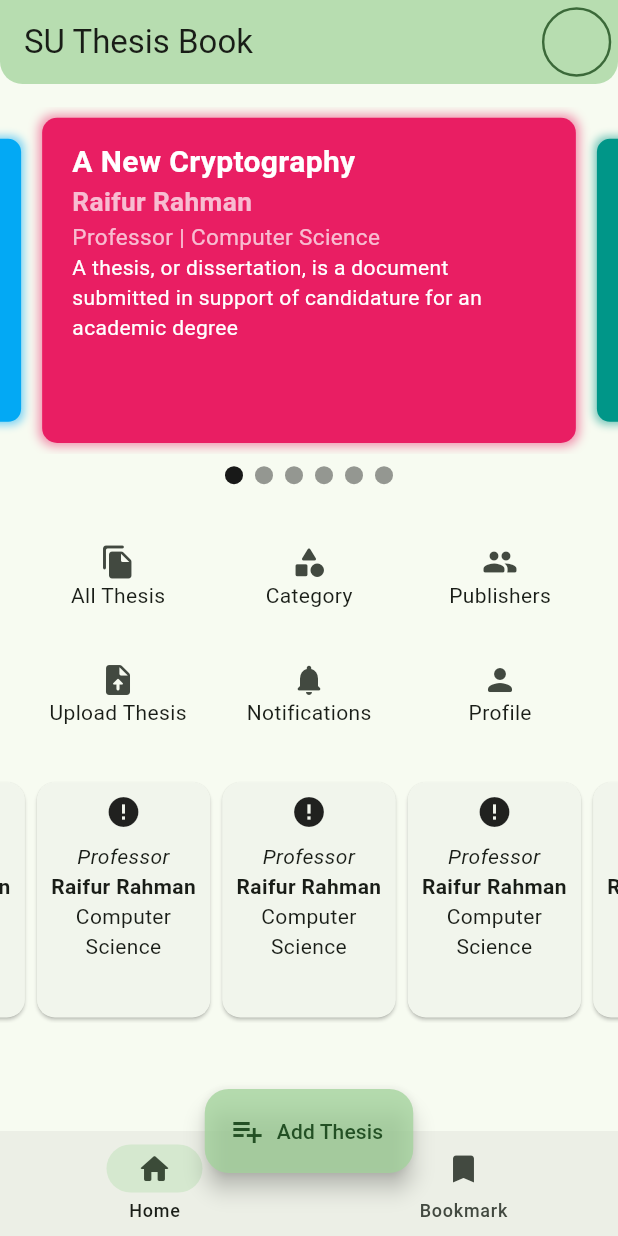
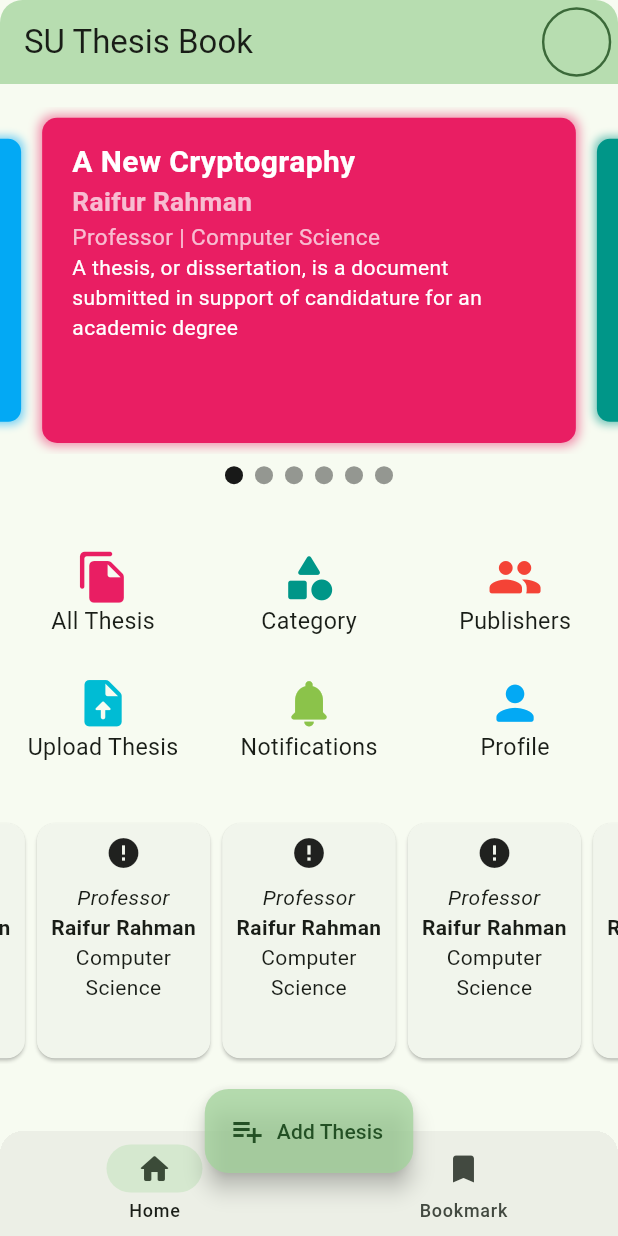
Before and after one commit to metaspook/su_research_and_thesis_book, a Flutter app: the screen it shows once a user with an empty profile is signed in, on a phone screen of 412 x 824 dp. Run offline on Flutter 3.47's test engine with Material 2 defaults, Android fonts, the phone set to English and light mode, and no system bars; drawn by our look-alikes of cached_network_image, carousel_slider; our stand-ins replace bloc, connectivity_plus, equatable, file_picker, firebase_auth, firebase_core and 8 more; missing offline and left inert: flutter_cached_pdfview; accounts and stored records are empty; generated files the repository leaves out were written again; network calls fail; Roboto replaces fonts that are missing (Ubuntu); key blocks and very long unbroken strings in the code were emptied for the run.

Commit message:
update view home

```diff
--- a/lib/modules/auth/view/auth_page.dart
+++ b/lib/modules/auth/view/auth_page.dart
@@ -30,7 +30,7 @@ class AuthPage extends StatelessWidget {
           // centerTitle: true,
           // ClipRRect to match the border radius wth AppBar
           bottom: const ClipRRect(
-            borderRadius: AppThemes.appBarBorderRadius,
+            borderRadius: AppThemes.topRadius,
             child: tabBar,
           ).toPreferredSize(tabBar.preferredSize),
         ),
--- a/lib/modules/home/view/home_page.dart
+++ b/lib/modules/home/view/home_page.dart
@@ -5,6 +5,7 @@ import 'package:su_thesis_book/l10n/l10n.dart';
 import 'package:su_thesis_book/modules/home/home.dart';
 import 'package:su_thesis_book/router/router.dart';
 import 'package:su_thesis_book/shared/widgets/widgets.dart';
+import 'package:su_thesis_book/theme/theme.dart';
 
 typedef HomeBlocSelector<T> = BlocSelector<HomeCubit, HomeState, T>;
 
@@ -27,7 +28,6 @@ class HomePage extends StatelessWidget {
         view: HomeView(),
       ),
     ];
-
     return Scaffold(
       body: NestedScrollView(
         headerSliverBuilder: (context, innerBoxIsScrolled) => [
@@ -86,7 +86,10 @@ class HomePage extends StatelessWidget {
       ),
       bottomNavigationBar: HomeBlocSelector<int>(
         selector: (state) => state.viewIndex,
-        builder: (context, selectedIndex) => NavigationBar(
+        builder: (context, selectedIndex) => ClipRRect(
+          borderRadius: AppThemes.topRadius,
+          clipBehavior: Clip.hardEdge,
+          child: NavigationBar(
             height: kBottomNavigationBarHeight * 1.25,
             selectedIndex: selectedIndex,
             onDestinationSelected: cubit.onDestinationSelected,
@@ -99,6 +102,7 @@ class HomePage extends StatelessWidget {
             ],
           ),
         ),
+      ),
       floatingActionButtonLocation: FloatingActionButtonLocation.centerDocked,
       floatingActionButton: FloatingActionButton.extended(
         label: const Text('Add Thesis'),
--- a/lib/modules/home/view/home_view.dart
+++ b/lib/modules/home/view/home_view.dart
@@ -13,11 +13,18 @@ class HomeView extends StatelessWidget {
       children: [
         const ThesisCarousel(),
         GridView.count(
-          padding: AppThemes.viewPadding,
+          padding: const EdgeInsets.symmetric(vertical: AppThemes.height3x),
           shrinkWrap: true,
           crossAxisCount: 3,
           childAspectRatio: 1.625,
-          children: [..._iconButtonRecords.map(IconButtonLabeled.new)],
+          children: [
+            for (var i = 0; i < _iconButtonRecords.length; i++)
+              IconButtonLabeled(
+                _iconButtonRecords[i],
+                color: AppThemes.selectedColorsRandomized[i],
+                size: context.mediaQuery.size.shortestSide * .09,
+              ),
+          ],
         ),
         const ProfileCarousel(),
       ],
--- a/lib/shared/widgets/icon_button_labeled.dart
+++ b/lib/shared/widgets/icon_button_labeled.dart
@@ -1,8 +1,10 @@
 import 'package:flutter/material.dart';
 
 class IconButtonLabeled extends StatelessWidget {
-  const IconButtonLabeled(this.record, {super.key});
+  const IconButtonLabeled(this.record, {super.key, this.color, this.size});
   final ({IconData icon, String label, void Function()? onPressed}) record;
+  final Color? color;
+  final double? size;
 
   @override
   Widget build(BuildContext context) {
@@ -11,7 +13,19 @@ class IconButtonLabeled extends StatelessWidget {
       icon: Column(
         mainAxisAlignment: MainAxisAlignment.center,
         mainAxisSize: MainAxisSize.min,
-        children: [Icon(record.icon), Text(record.label)],
+        children: [
+          Icon(
+            record.icon,
+            color: color,
+            size: size,
+          ),
+          Text(
+            record.label,
+            style: TextStyle(
+              fontSize: size == null ? null : size! / 2.4,
+            ),
+          ),
+        ],
       ),
     );
   }
--- a/lib/theme/app_themes.dart
+++ b/lib/theme/app_themes.dart
@@ -43,7 +43,7 @@ sealed class AppThemes {
 
       // AppBar Theme
       appBarTheme: AppBarTheme(
-        shape: const RoundedRectangleBorder(borderRadius: appBarBorderRadius),
+        shape: const RoundedRectangleBorder(borderRadius: topRadius),
         backgroundColor: colorScheme.inversePrimary.withOpacity(.75),
       ),
       // Badge Theme
@@ -88,10 +88,12 @@ sealed class AppThemes {
 
   static const height = 7.5;
   static const height2x = height * 2;
+  static const height3x = height * 3;
   static const height4x = height * 4;
   static const height6x = height * 6;
   static const width = height; // this won't always be same as the height.
   static const width2x = width * 2;
+  static const width3x = width * 3;
   static const width4x = width * 4;
   static const horizontalPadding = width2x;
   static const verticalPadding = height2x;
@@ -102,9 +104,13 @@ sealed class AppThemes {
   );
 
   static const radiusCircular = Radius.circular(15);
-  static const appBarBorderRadius = BorderRadius.only(
+  static const bottomRadius = BorderRadius.only(
     bottomLeft: radiusCircular,
     bottomRight: radiusCircular,
+  );
+  static const topRadius = BorderRadius.only(
+    topLeft: radiusCircular,
+    topRight: radiusCircular,
   );
   static const borderRadius = BorderRadius.all(radiusCircular);
   static const outlineInputBorder = OutlineInputBorder(
```
Lines whose indentation alone changed are shown as unchanged.
